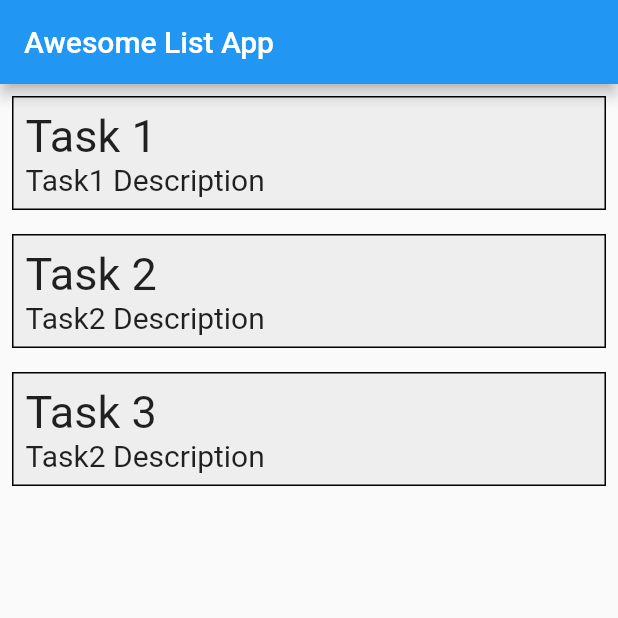
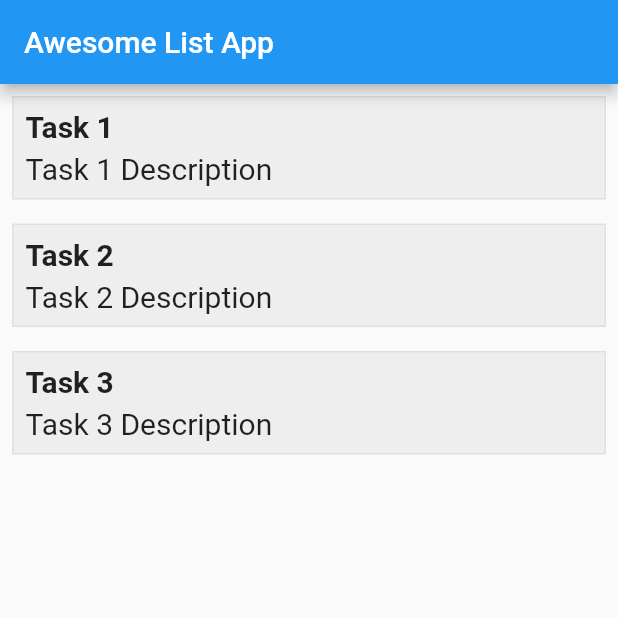
Before and after one commit to tomyamGTX/flutter_note, a Flutter app: the screen it shows after launch, on a phone screen of 412 x 824 dp, the top half of it. Run offline on Flutter 3.47's test engine with Material 2 defaults, Android fonts, the phone set to English and light mode, and no system bars.

Commit message:
VIEW LIST

```diff
--- a/lib/model/task.model.dart
+++ b/lib/model/task.model.dart
@@ -1,11 +1,12 @@
 class Task {
-String  title;
-String description;
-Task({this.title,this.description});
+  String title;
+  String description;
+
+  Task({this.title, this.description});
 }
 
 List<Task> taskList = [
-  Task(title: 'Task 1', description:'Task1 Description'),
-  Task(title: 'Task 2', description:'Task2 Description'),
-  Task(title: 'Task 3', description:'Task2 Description'),
+  Task(title: 'Task 1', description: 'Task 1 Description'),
+  Task(title: 'Task 2', description: 'Task 2 Description'),
+  Task(title: 'Task 3', description: 'Task 3 Description'),
 ];
--- a/lib/screen/home.screen.dart
+++ b/lib/screen/home.screen.dart
@@ -8,8 +8,7 @@ class HomeScreen extends StatelessWidget {
       appBar: AppBar(
         title: Text('Awesome List App'),
       ),
-      body: Column(
-        crossAxisAlignment: CrossAxisAlignment.stretch,
+      body: ListView(
         children: List.generate(
           taskList.length,
               (index) {
@@ -31,14 +30,20 @@ class TaskContainer extends StatelessWidget {
     return Padding(
       padding: const EdgeInsets.all(8.0),
       child: Container(
-        decoration: BoxDecoration(color: Colors.grey.shade200,border: Border.all()),
+        decoration: BoxDecoration(
+          color: Colors.grey.shade200,
+          border: Border.all(color: Colors.grey.shade300),
+        ),
         padding: const EdgeInsets.all(8.0),
         child: Column(
           crossAxisAlignment: CrossAxisAlignment.start,
           children: [
             Text(
               task.title,
-              style: TextStyle(fontSize: 30),
+              style: TextStyle(fontSize: 20, fontWeight: FontWeight.w600),
+            ),
+            SizedBox(
+              height: 5,
             ),
             Text(
               task.description,
```
